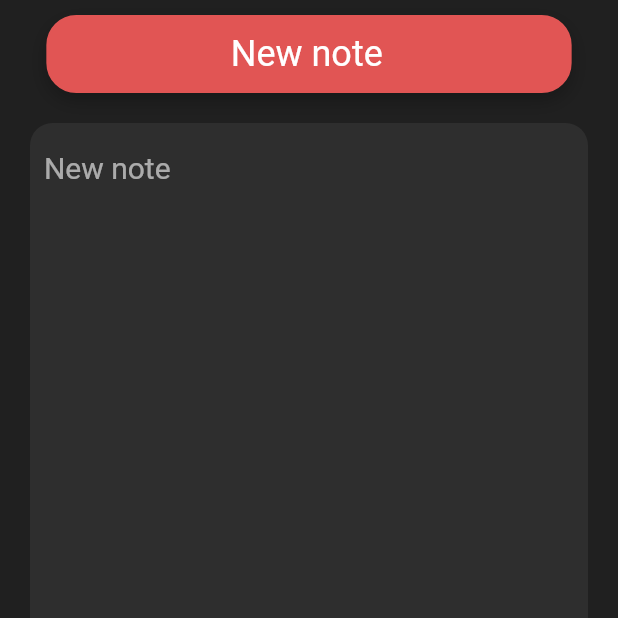
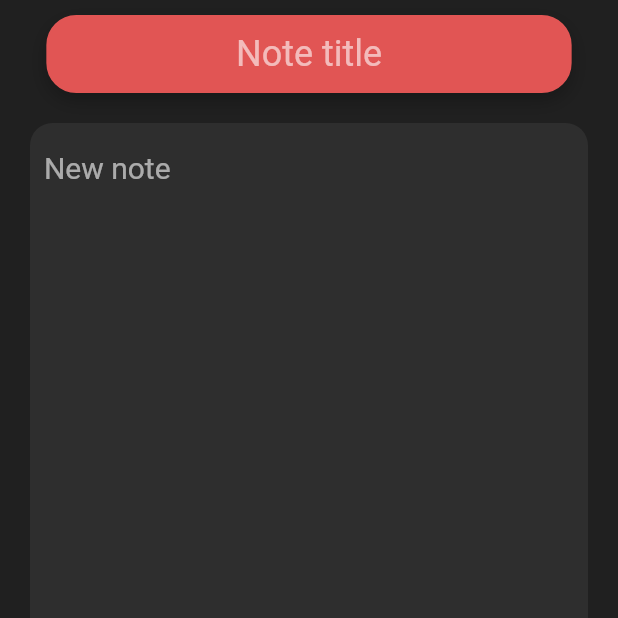
Before and after one commit to rovati/noteapp, a Flutter app: the screen it shows after launch, after a tap on the "keyboard arrow up" icon, after a tap on the "add" icon, after a tap on "New note", on a phone screen of 412 x 824 dp, the top half of it. Run offline on Flutter 3.47's test engine with Material 2 defaults, Android fonts, the phone set to English and light mode, and no system bars; our stand-ins replace package_info, shared_preferences.

Commit message:
Empty note title at creation

```diff
--- a/note_app/lib/model/Note.dart
+++ b/note_app/lib/model/Note.dart
@@ -3,7 +3,7 @@ class Note {
   final String title;
   final String content;
 
-  Note(this.id, title, {this.content = ''}) : this.title = title;
+  Note(this.id, {this.title = '', this.content = ''});
 
   Note.fromJSON(Map<String, dynamic> json)
       : id = json['id'] as int,
@@ -17,10 +17,10 @@ class Note {
       };
 
   Note modifyContent(String newContent) {
-    return Note(this.id, this.title, content: newContent);
+    return Note(this.id, title: this.title, content: newContent);
   }
 
   Note modifyTitle(String newTitle) {
-    return Note(this.id, newTitle, content: this.content);
+    return Note(this.id, title: newTitle, content: this.content);
   }
 }
--- a/note_app/lib/model/NotesList.dart
+++ b/note_app/lib/model/NotesList.dart
@@ -9,8 +9,8 @@ import 'Ordering.dart';
 /// also takes care of reading and writing the local database.
 class NotesList extends ChangeNotifier {
   static final NotesList _list = NotesList._internal();
-  static final Note errorNote =
-      Note(-1, 'ERROR', content: 'This note is note present in the database');
+  static final Note errorNote = Note(-1,
+      title: 'ERROR', content: 'This note is note present in the database');
   late List<Note> notes;
   late Ordering ordering;
 
--- a/note_app/lib/screen/NotePage.dart
+++ b/note_app/lib/screen/NotePage.dart
@@ -138,8 +138,8 @@ class _NotePageState extends State<NotePage> {
   }
 
   void _updateCallback() {
-    final modifiedNote = Note(widget.noteID, _titleController.text,
-        content: _bodyController.text);
+    final modifiedNote = Note(widget.noteID,
+        title: _titleController.text, content: _bodyController.text);
     NotesList().modifyNote(modifiedNote);
   }
 }
--- a/note_app/lib/widget/NoteTile.dart
+++ b/note_app/lib/widget/NoteTile.dart
@@ -33,9 +33,13 @@ class _NoteTileState extends State<NoteTile> {
         child: ListTile(
           onTap: _onTap,
           leading: Icon(Icons.dehaze_outlined),
-          title: Consumer<NotesList>(
-              builder: (context, noteslist, child) =>
-                  Text(noteslist.getNoteWithID(widget.noteID).title)),
+          title: Consumer<NotesList>(builder: (context, noteslist, child) {
+            var text = noteslist.getNoteWithID(widget.noteID).title;
+            if (text == '') {
+              text = 'New note';
+            }
+            return Text(text);
+          }),
           minVerticalPadding: 20,
           horizontalTitleGap: 10,
         ));
--- a/note_app/lib/widget/Toolbar.dart
+++ b/note_app/lib/widget/Toolbar.dart
@@ -155,8 +155,7 @@ class _ToolbarState extends State<Toolbar> with TickerProviderStateMixin {
 
   void _onTapNewNote() {
     if (NotesList().notes.length < Values.MAX_NOTES) {
-      IDProvider.getNextId()
-          .then((id) => NotesList().addNote(Note(id, 'New note')));
+      IDProvider.getNextId().then((id) => NotesList().addNote(Note(id)));
     }
   }
 
```
